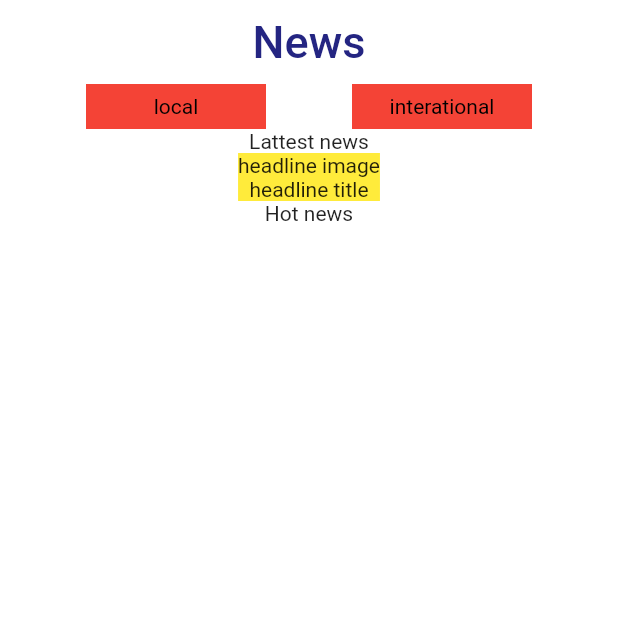
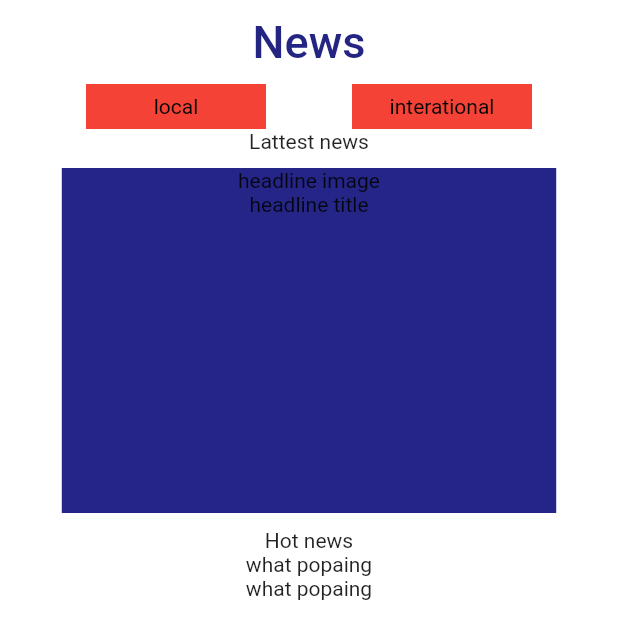
Before and after one commit to BEACON-NG/COVID19-App, a Flutter app: the News screen opened directly, on a phone screen of 412 x 824 dp. Shown: the top 639 px of the screen. Run offline on Flutter 3.47's test engine with Material 2 defaults, Android fonts, the phone set to English and light mode, and no system bars; our stand-ins replace flutter_icons, percent_indicator; missing offline and left inert: flutter_skeleton; network calls fail.

```diff
--- a/covid/lib/views/news.dart
+++ b/covid/lib/views/news.dart
@@ -8,6 +8,12 @@ class News extends StatefulWidget {
 }
 
 class _NewsState extends State<News> {
+
+  Container newsItem(String title,String time,String img){
+    return Container(
+      child:Text("what popaing")
+    );
+  }
 
   Container button(String text){
     return Container(
@@ -56,9 +62,10 @@ class _NewsState extends State<News> {
               child:Text("Lattest news")
             ),
             Container(
-              color:Colors.yellow,
-              // width:MediaQuery.of(context).size.width/10 * 8,
-              // height:400,
+              color:Color.fromRGBO(36, 37, 134, 1),
+              width:MediaQuery.of(context).size.width/10 * 8,
+              height:230,
+              margin: EdgeInsets.symmetric(vertical: 10),
               child:Column(
                 children:<Widget>[
                   Container(
@@ -71,6 +78,14 @@ class _NewsState extends State<News> {
             ),
             Container(
               child:Text("Hot news")
+            ),
+            Container(
+              child:Column(
+                children:<Widget>[
+                  newsItem("title","time","img"),
+                  newsItem("title","time","img"),
+                ]
+              )
             )
           ]
           )
```
